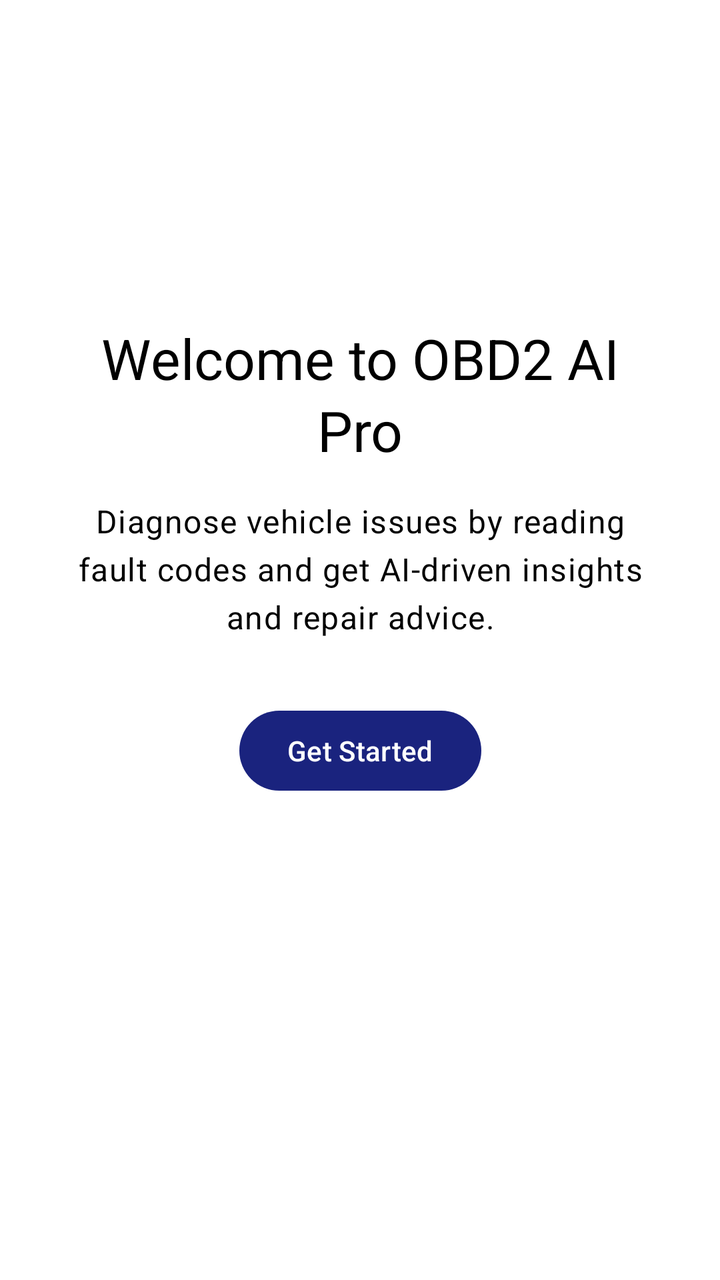
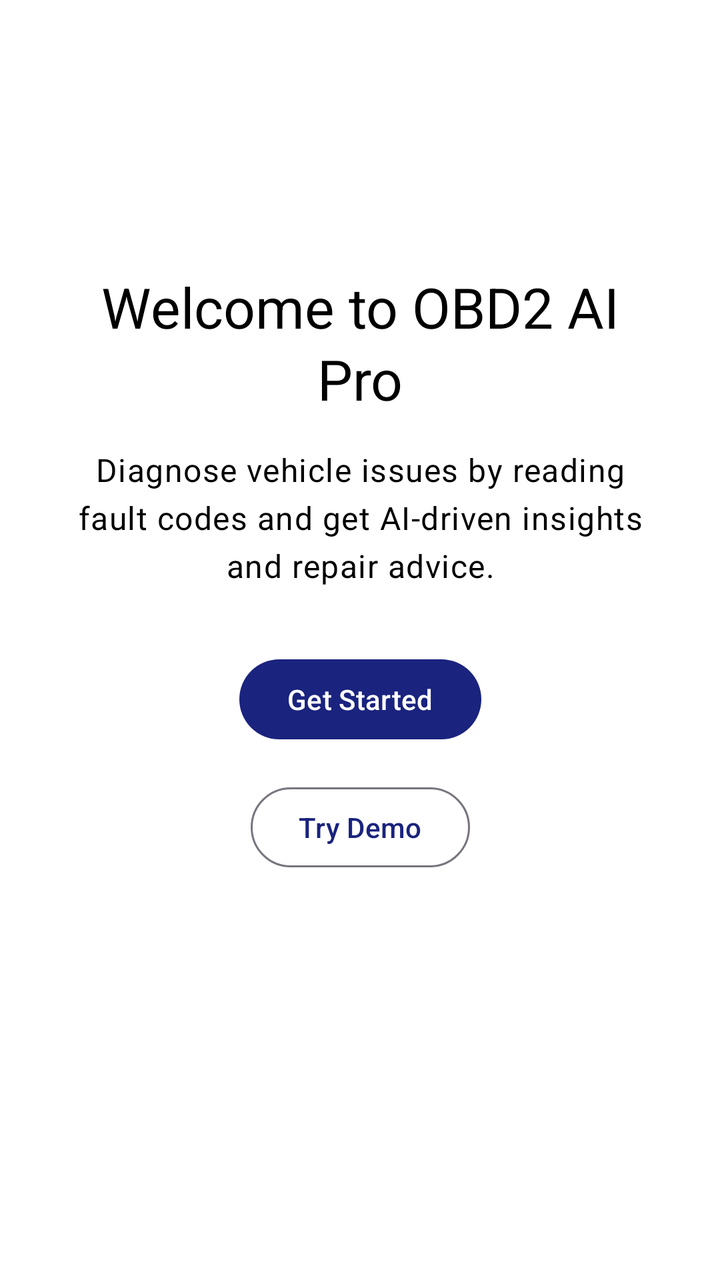

Screens rendered from an Android XML layout before and after an edit, with the pre-edit source and the edit as a unified diff.
<!-- AndroidManifest.xml: application theme Theme.OBD2AI -->
<!-- res/layout/fragment_onboarding.xml -->
<?xml version="1.0" encoding="utf-8"?>

<androidx.constraintlayout.widget.ConstraintLayout xmlns:android="http://schemas.android.com/apk/res/android"
    xmlns:app="http://schemas.android.com/apk/res-auto"
    xmlns:tools="http://schemas.android.com/tools"
    android:layout_width="match_parent"
    android:layout_height="match_parent"
    android:background="?attr/colorSurface"
    tools:context=".OnboardingFragment">

    <TextView
        android:id="@+id/textViewTitle"
        android:layout_width="0dp"
        android:layout_height="wrap_content"
        android:layout_marginStart="@dimen/spacing_xxlarge"
        android:layout_marginEnd="@dimen/spacing_xxlarge"
        android:gravity="center"
        android:text="@string/onboarding_title"
        android:textAppearance="?attr/textAppearanceHeadlineMedium"
        android:textColor="?attr/colorOnSurface"
        app:layout_constraintBottom_toTopOf="@+id/textViewDescription"
        app:layout_constraintEnd_toEndOf="parent"
        app:layout_constraintStart_toStartOf="parent"
        app:layout_constraintTop_toTopOf="parent"
        app:layout_constraintVertical_bias="0.4"
        app:layout_constraintVertical_chainStyle="packed" />

    <TextView
        android:id="@+id/textViewDescription"
        android:layout_width="0dp"
        android:layout_height="wrap_content"
        android:layout_marginStart="@dimen/spacing_xxlarge"
        android:layout_marginTop="@dimen/spacing_large"
        android:layout_marginEnd="@dimen/spacing_xxlarge"
        android:gravity="center"
        android:text="@string/onboarding_description"
        android:textAppearance="?attr/textAppearanceBodyLarge"
        android:textColor="?attr/colorOnSurface"
        app:layout_constraintBottom_toTopOf="@+id/button_get_started"
        app:layout_constraintEnd_toEndOf="parent"
        app:layout_constraintStart_toStartOf="parent"
        app:layout_constraintTop_toBottomOf="@id/textViewTitle" />

    <Button
        android:id="@+id/button_get_started"
        android:layout_width="wrap_content"
        android:layout_height="wrap_content"
        android:layout_marginTop="@dimen/spacing_xxlarge"
        android:text="@string/onboarding_button_get_started"
        app:layout_constraintBottom_toBottomOf="parent"
        app:layout_constraintEnd_toEndOf="parent"
        app:layout_constraintStart_toStartOf="parent"
        app:layout_constraintTop_toBottomOf="@id/textViewDescription" />

</androidx.constraintlayout.widget.ConstraintLayout>
<!-- resources referenced by this layout -->
<resources>
  <dimen name="spacing_large">16dp</dimen>
  <dimen name="spacing_xxlarge">32dp</dimen>
  <string name="onboarding_button_get_started">Get Started</string>
  <string name="onboarding_description">Diagnose vehicle issues by reading fault codes and get AI-driven insights and repair advice.</string>
  <string name="onboarding_title">Welcome to OBD2 AI Pro</string>
  <style name="Theme.OBD2AI" parent="Theme.Material3.DayNight.NoActionBar">
          
          <item name="colorPrimary">@color/colorPrimary</item>
          <item name="colorOnPrimary">@color/on_primary</item>
          
          <item name="colorSecondary">@color/colorSecondary</item>
          <item name="colorOnSecondary">@color/on_secondary</item>
          
          <item name="android:statusBarColor">?attr/colorSurface</item>
          
          <item name="android:colorBackground">@color/background</item>
          <item name="colorSurface">@color/surface</item>
          <item name="colorError">@color/error</item>
          <item name="colorOnBackground">@color/on_background</item>
          <item name="colorOnSurface">@color/on_surface</item>
          <item name="colorOnError">@color/on_error</item>
          <item name="colorPrimaryContainer">@color/primary_container</item>
          <item name="colorOnPrimaryContainer">@color/on_primary_container</item>
          <item name="colorSecondaryContainer">@color/secondary_container</item>
          <item name="colorOnSecondaryContainer">@color/on_secondary_container</item>
          <item name="colorTertiary">@color/tertiary</item>
          <item name="colorTertiaryContainer">@color/tertiary_container</item>
          <item name="colorOnTertiaryContainer">@color/on_tertiary_container</item>
      </style>
  <color name="colorPrimary">#1A237E</color>
  <color name="on_primary">#FFFFFF</color>
  <color name="colorSecondary">#00BCD4</color>
  <color name="on_secondary">#000000</color>
  <color name="background">#FFFFFF</color>
  <color name="surface">#FFFFFF</color>
  <color name="error">#B00020</color>
  <color name="on_background">#000000</color>
  <color name="on_surface">#000000</color>
  <color name="on_error">#FFFFFF</color>
  <color name="primary_container">#DEE0FF</color>
  <color name="on_primary_container">#00115B</color>
  <color name="secondary_container">#B4EBFF</color>
  <color name="on_secondary_container">#001F29</color>
  <color name="tertiary">#006A60</color>
  <color name="tertiary_container">#6FF7EC</color>
  <color name="on_tertiary_container">#00201C</color>
</resources>

<!-- the commit's change to res/layout/fragment_onboarding.xml (unified diff, before → after) -->
@@ -47,9 +47,21 @@
         android:layout_height="wrap_content"
         android:layout_marginTop="@dimen/spacing_xxlarge"
         android:text="@string/onboarding_button_get_started"
-        app:layout_constraintBottom_toBottomOf="parent"
+        app:layout_constraintBottom_toTopOf="@+id/button_try_demo"
         app:layout_constraintEnd_toEndOf="parent"
         app:layout_constraintStart_toStartOf="parent"
         app:layout_constraintTop_toBottomOf="@id/textViewDescription" />
 
+    <Button
+        android:id="@+id/button_try_demo"
+        style="?attr/materialButtonOutlinedStyle"
+        android:layout_width="wrap_content"
+        android:layout_height="wrap_content"
+        android:layout_marginTop="@dimen/spacing_large"
+        android:text="@string/onboarding_try_demo"
+        app:layout_constraintBottom_toBottomOf="parent"
+        app:layout_constraintEnd_toEndOf="parent"
+        app:layout_constraintStart_toStartOf="parent"
+        app:layout_constraintTop_toBottomOf="@id/button_get_started" />
+
 </androidx.constraintlayout.widget.ConstraintLayout>
<!-- resource entries referenced after the edit -->
@@ -5,6 +5,7 @@
   <string name="onboarding_button_get_started">Get Started</string>
   <string name="onboarding_description">Diagnose vehicle issues by reading fault codes and get AI-driven insights and repair advice.</string>
   <string name="onboarding_title">Welcome to OBD2 AI Pro</string>
+  <string name="onboarding_try_demo">Try Demo</string>
   <style name="Theme.OBD2AI" parent="Theme.Material3.DayNight.NoActionBar">
           
           <item name="colorPrimary">@color/colorPrimary</item>
